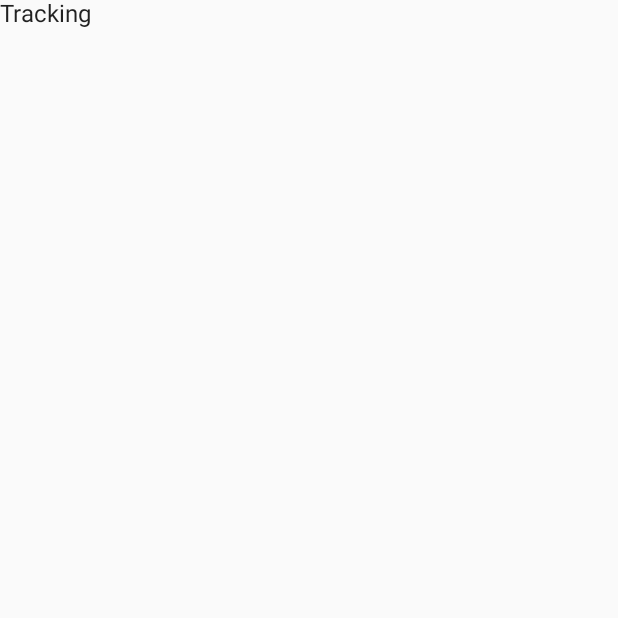
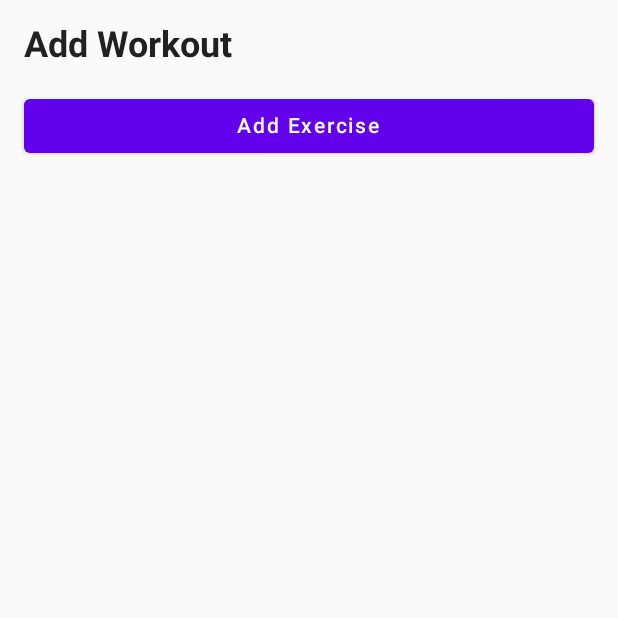
Before and after one commit to dillonpike/Gym-Tracker, an Android app built with Jetpack Compose: the WorkoutTrackingScreen screen opened through its navigation route, on a phone screen of 412 x 824 dp, the top half of it. Before the commit the part shown is almost empty. Run offline under Robolectric (Android 15) with nearby library versions, the phone set to English and light mode, and no system bars.

Commit message:
Background works in dark mode and some of the WorkoutTrackingScreen

```diff
--- a/app/build.gradle
+++ b/app/build.gradle
@@ -55,6 +55,7 @@ dependencies {
     implementation "androidx.compose.ui:ui-tooling-preview:$compose_ui_version"
     implementation 'androidx.compose.material:material:1.2.0'
     implementation "androidx.navigation:navigation-compose:2.5.0"
+    implementation "androidx.appcompat:appcompat:1.6.1"
     testImplementation 'junit:junit:4.13.2'
     androidTestImplementation 'androidx.test.ext:junit:1.1.5'
     androidTestImplementation 'androidx.test.espresso:espresso-core:3.5.1'
--- a/app/src/main/java/nz/ac/uclive/dkp33/fitnesstracker/FitnessTrackerApp.kt
+++ b/app/src/main/java/nz/ac/uclive/dkp33/fitnesstracker/FitnessTrackerApp.kt
@@ -55,11 +55,6 @@ fun HomeScreen(navController: NavController) {
     }
 }
 
-@Composable
-fun WorkoutTrackingScreen(navController: NavController) {
-    Text(text = "Tracking")
-}
-
 sealed class Screen(val title: String) {
     object Home : Screen("Home")
     object WorkoutTracking : Screen("Workout Tracking")
--- /dev/null
+++ b/app/src/main/java/nz/ac/uclive/dkp33/fitnesstracker/WorkoutTrackingScreen.kt
@@ -0,0 +1,69 @@
+package nz.ac.uclive.dkp33.fitnesstracker
+
+import androidx.compose.animation.*
+import androidx.compose.animation.core.animateFloatAsState
+import androidx.compose.foundation.layout.*
+import androidx.compose.foundation.lazy.LazyColumn
+import androidx.compose.foundation.lazy.items
+import androidx.compose.foundation.lazy.itemsIndexed
+import androidx.compose.foundation.text.BasicTextField
+import androidx.compose.foundation.text.KeyboardOptions
+import androidx.compose.material.*
+import androidx.compose.runtime.*
+import androidx.compose.runtime.saveable.rememberSaveable
+import androidx.compose.ui.Alignment
+import androidx.compose.ui.Modifier
+import androidx.compose.ui.draw.alpha
+import androidx.compose.ui.text.font.FontStyle
+import androidx.compose.ui.text.font.FontWeight
+import androidx.compose.ui.text.input.KeyboardType
+import androidx.compose.ui.unit.TextUnit
+import androidx.compose.ui.unit.dp
+import androidx.compose.ui.unit.sp
+import androidx.navigation.NavController
+import androidx.navigation.compose.*
+import nz.ac.uclive.dkp33.fitnesstracker.model.Exercise
+import nz.ac.uclive.dkp33.fitnesstracker.model.Workout
+import java.text.SimpleDateFormat
+import java.util.*
+
+@Composable
+fun WorkoutTrackingScreen(navController: NavController) {
+    var exercises by rememberSaveable { mutableStateOf(mutableListOf<Exercise>()) }
+    Column(
+        modifier = Modifier
+            .fillMaxSize()
+            .padding(16.dp)
+    ) {
+        Text(
+            text = "Add Workout",
+            style = MaterialTheme.typography.h5,
+            fontWeight = FontWeight.Bold,
+            modifier = Modifier.padding(bottom = 16.dp)
+        )
+        LazyColumn {
+            itemsIndexed(exercises) { index, exercise ->
+                Row {
+                    Text(text = "Name: ")
+                    OutlinedTextField(value = "",
+                        onValueChange = {},
+//                        modifier = Modifier.height(20.dp)
+                    )
+                }
+            }
+        }
+        Button(
+            onClick = {
+                exercises = exercises.toMutableList().apply {
+                    add(Exercise("", listOf()))
+                }
+            },
+            modifier = Modifier.fillMaxWidth()
+        ) {
+            Text(text = "Add Exercise")
+        }
+    }
+}
+
+//@Composable
+//fun exerciseField()
--- a/app/src/main/res/values/themes.xml
+++ b/app/src/main/res/values/themes.xml
@@ -1,7 +1,7 @@
 <?xml version="1.0" encoding="utf-8"?>
 <resources>
 
-    <style name="Theme.FitnessTracker" parent="android:Theme.Material.Light.NoActionBar">
+    <style name="Theme.FitnessTracker" parent="Theme.AppCompat.DayNight">
         <item name="android:statusBarColor">@color/purple_700</item>
     </style>
 </resources>
```
Also changed, not shown: 1 other file.
